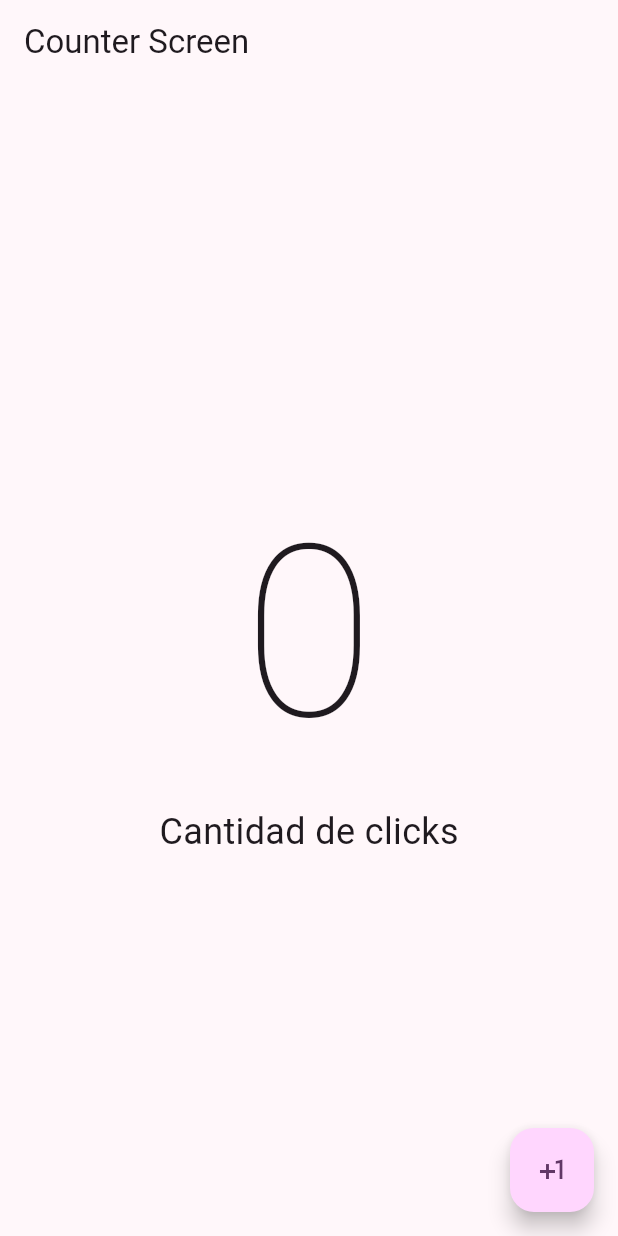
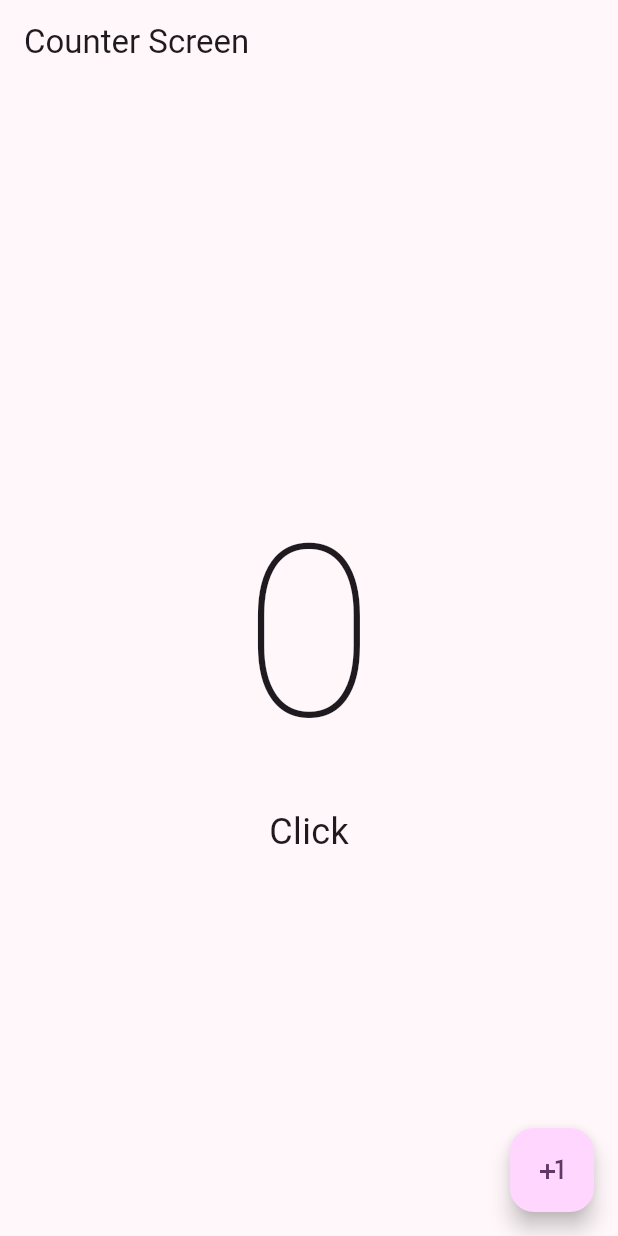
Before and after one commit to wcordova/CursoFlutter, a Flutter app: the screen it shows after launch, on a phone screen of 412 x 824 dp. Run offline on Flutter 3.47's test engine with Material 3 defaults, Android fonts, the phone set to English and light mode, and no system bars.

Commit message:
chore: prueba de ternarios

```diff
--- a/hello_world/lib/src/screens/counter/counter_screen.dart
+++ b/hello_world/lib/src/screens/counter/counter_screen.dart
@@ -25,7 +25,7 @@ class _CounterScreenState extends State<CounterScreen> {
               '$clickCounter',
               style: const TextStyle(fontSize: 160, fontWeight: FontWeight.w100),
             ),Text(
-              'Cantidad de clicks',
+              clickCounter > 1 ? 'Clicks': 'Click',
               style: const TextStyle(fontSize: 24)
             )
           ],
```
